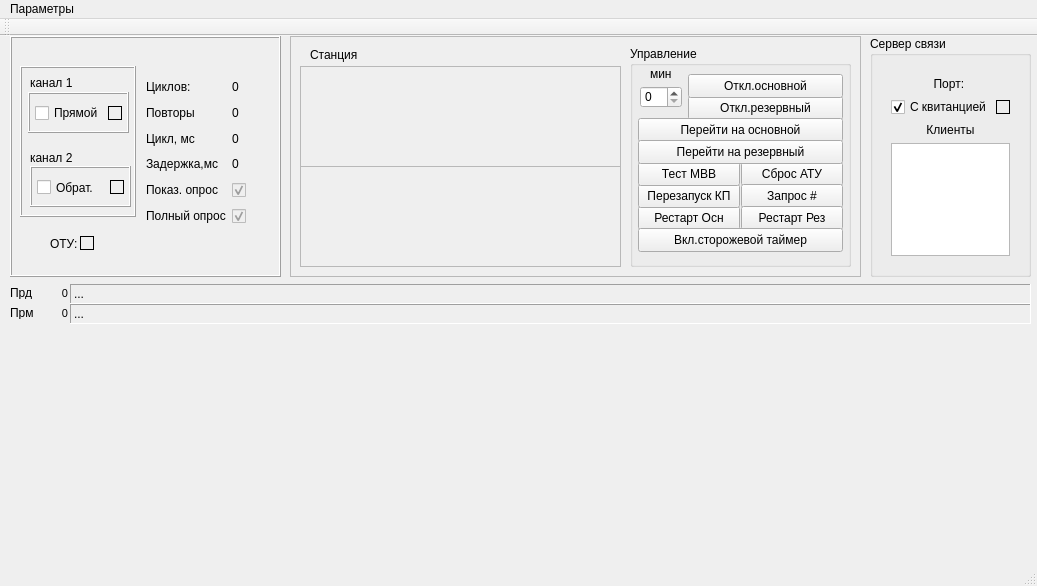
Above: MdmAgent/mainwindow.ui from eugene-pa/armdncqt before the change. Below: the same form after it.
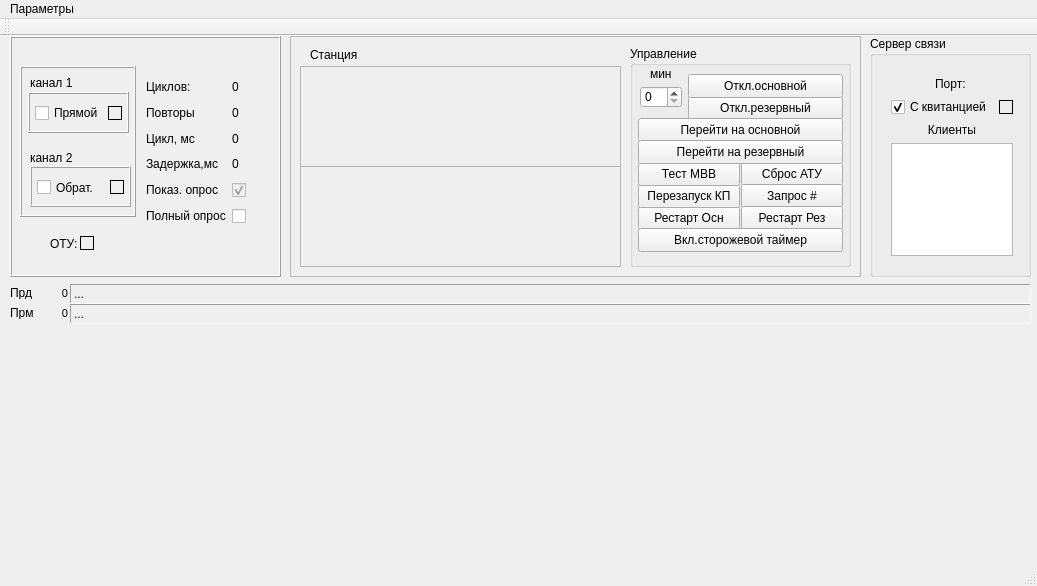
That is the form after the change. Custom widgets are drawn as their Qt base class.

Patch:
```diff
--- a/MdmAgent/mainwindow.ui
+++ b/MdmAgent/mainwindow.ui
@@ -390,7 +390,7 @@
       <item row="5" column="1">
        <widget class="QCheckBox" name="checkBox_4">
         <property name="enabled">
-         <bool>false</bool>
+         <bool>true</bool>
         </property>
         <property name="sizePolicy">
          <sizepolicy hsizetype="Preferred" vsizetype="Preferred">
@@ -402,7 +402,7 @@
          <string/>
         </property>
         <property name="checked">
-         <bool>true</bool>
+         <bool>false</bool>
         </property>
        </widget>
       </item>
@@ -828,7 +828,7 @@
       <rect>
        <x>10</x>
        <y>30</y>
-       <width>141</width>
+       <width>144</width>
        <height>201</height>
       </rect>
      </property>
```
Left out of the diff: 4 changed lines with no effect on the pictures.
